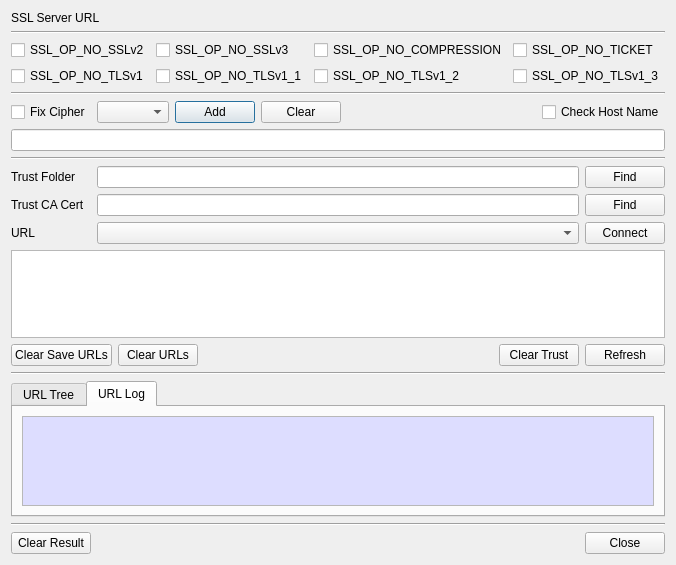
Qt form BerEditor/ssl_verify_dlg.ui (jykim74/BerEditor) before a commit.
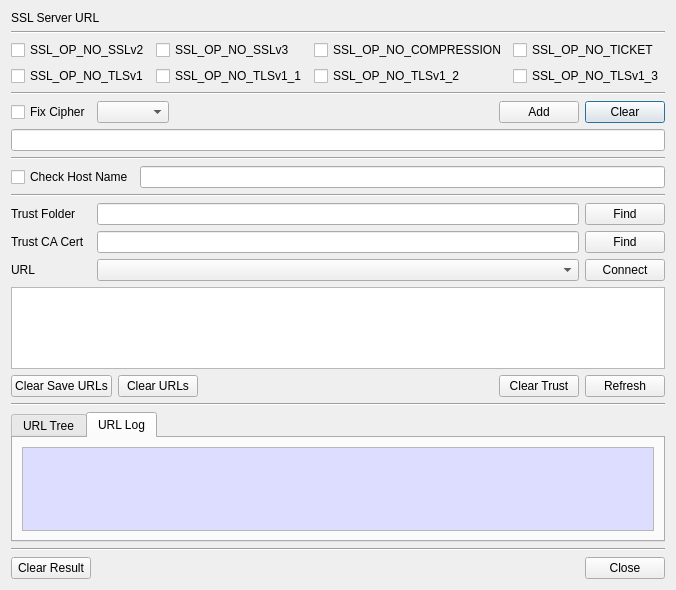
The same form after that commit.

Diff of the .ui file:
```diff
--- a/BerEditor/ssl_verify_dlg.ui
+++ b/BerEditor/ssl_verify_dlg.ui
@@ -7,7 +7,7 @@
     <x>0</x>
     <y>0</y>
     <width>619</width>
-    <height>565</height>
+    <height>590</height>
    </rect>
   </property>
   <property name="windowTitle">
@@ -103,7 +103,17 @@
      <property name="topMargin">
       <number>0</number>
      </property>
-     <item row="0" column="2">
+     <item row="0" column="4">
+      <widget class="QPushButton" name="mCipherClearBtn">
+       <property name="text">
+        <string>Clear</string>
+       </property>
+      </widget>
+     </item>
+     <item row="0" column="1">
+      <widget class="QComboBox" name="mCipherListCombo"/>
+     </item>
+     <item row="0" column="3">
       <widget class="QPushButton" name="mCipherAddBtn">
        <property name="text">
         <string>Add</string>
@@ -117,14 +127,7 @@
        </property>
       </widget>
      </item>
-     <item row="0" column="5">
-      <widget class="QCheckBox" name="mHostNameCheck">
-       <property name="text">
-        <string>Check Host Name</string>
-       </property>
-      </widget>
-     </item>
-     <item row="0" column="4">
+     <item row="0" column="2">
       <spacer name="horizontalSpacer_3">
        <property name="orientation">
         <enum>Qt::Horizontal</enum>
@@ -137,21 +140,35 @@
        </property>
       </spacer>
      </item>
-     <item row="0" column="1">
-      <widget class="QComboBox" name="mCipherListCombo"/>
-     </item>
-     <item row="0" column="3">
-      <widget class="QPushButton" name="mCipherClearBtn">
-       <property name="text">
-        <string>Clear</string>
-       </property>
-      </widget>
-     </item>
     </layout>
    </item>
    <item>
     <widget class="QLineEdit" name="mCipherListText"/>
    </item>
+   <item>
+    <widget class="Line" name="line_6">
+     <property name="orientation">
+      <enum>Qt::Horizontal</enum>
+     </property>
+    </widget>
+   </item>
+   <item>
+    <layout class="QGridLayout" name="gridLayout_6">
+     <property name="topMargin">
+      <number>0</number>
+     </property>
+     <item row="0" column="0">
+      <widget class="QCheckBox" name="mHostNameCheck">
+       <property name="text">
+        <string>Check Host Name</string>
+       </property>
+      </widget>
+     </item>
+     <item row="0" column="1">
+      <widget class="QLineEdit" name="mHostNameText"/>
+     </item>
+    </layout>
+   </item>
    <item>
     <widget class="Line" name="line_3">
      <property name="orientation">
```
